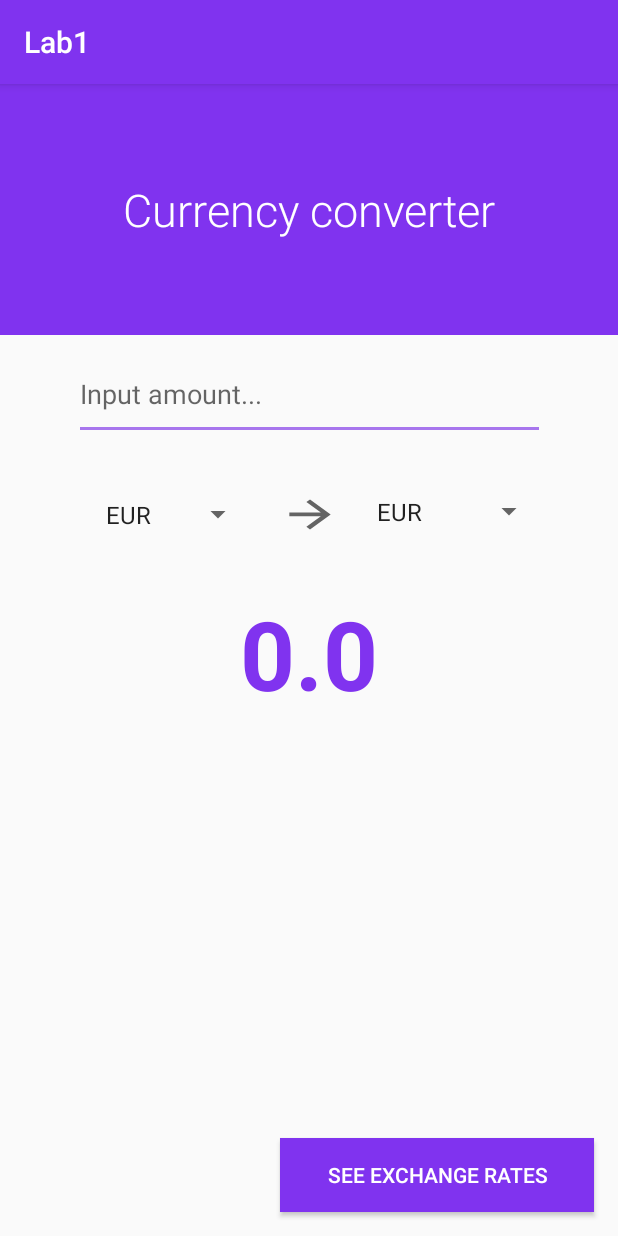
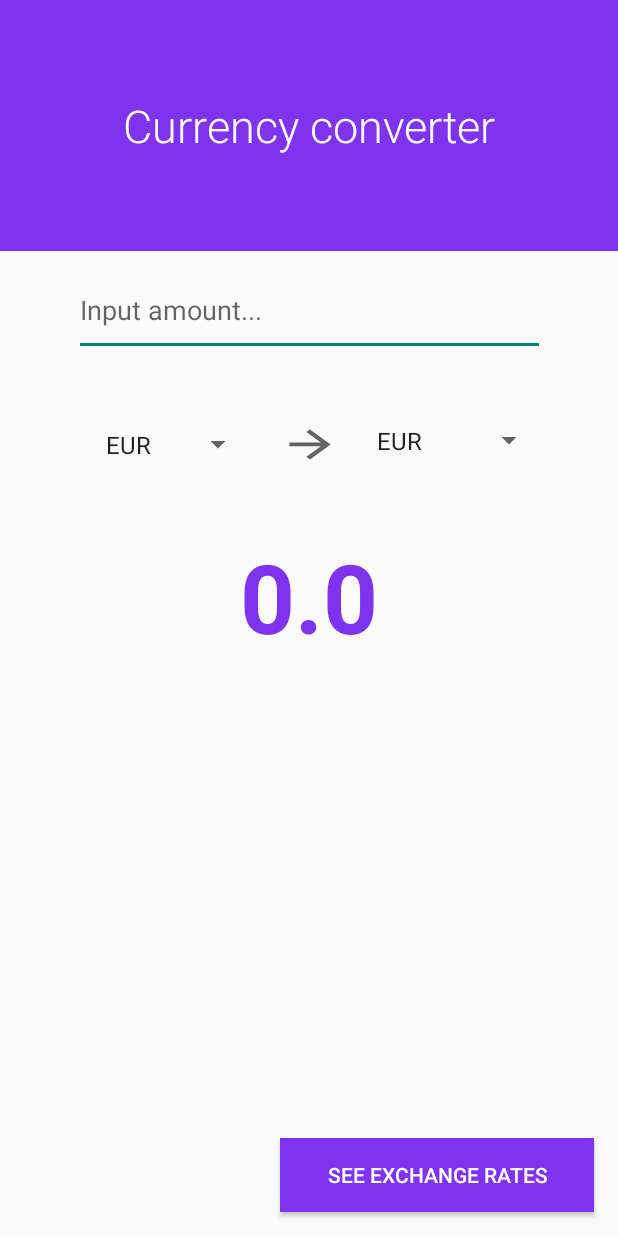
Before and after one commit to HarlockOfficial/dva232_labs, an Android app: the screen it shows after launch (MainActivity), on a phone screen of 412 x 824 dp. Run offline under Robolectric (Android 15) with nearby library versions, the phone set to English and light mode, and no system bars; 1 statement that could not run was skipped.

Commit message:
now app is fullscreen

```diff
--- a/lab1/app/src/main/AndroidManifest.xml
+++ b/lab1/app/src/main/AndroidManifest.xml
@@ -8,14 +8,14 @@
         android:roundIcon="@mipmap/ic_launcher_round"
         android:supportsRtl="true"
         android:theme="@style/AppTheme">
-        <activity android:name=".MainActivity">
+        <activity android:name=".MainActivity" android:theme="@style/Theme.AppCompat.Light.NoActionBar.FullScreen" >
             <intent-filter>
                 <action android:name="android.intent.action.MAIN" />
 
                 <category android:name="android.intent.category.LAUNCHER" />
             </intent-filter>
         </activity>
-        <activity android:name=".ConversionRates">
+        <activity android:name=".ConversionRates" android:theme="@style/Theme.AppCompat.Light.NoActionBar.FullScreen" >
             <meta-data android:name="android.support.PARENT_ACTIVITY" android:value=".MainActivity" />
         </activity>
     </application>
--- a/lab1/app/src/main/res/values/styles.xml
+++ b/lab1/app/src/main/res/values/styles.xml
@@ -6,5 +6,10 @@
         <item name="colorPrimaryDark">@color/colorPrimaryDark</item>
         <item name="colorAccent">@color/colorAccent</item>
     </style>
-
+    <style name="Theme.AppCompat.Light.NoActionBar.FullScreen" parent="@style/Theme.AppCompat.Light.NoActionBar">
+        <item name="android:windowNoTitle">true</item>
+        <item name="android:windowActionBar">false</item>
+        <item name="android:windowFullscreen">true</item>
+        <item name="android:windowContentOverlay">@null</item>
+    </style>
 </resources>
```
